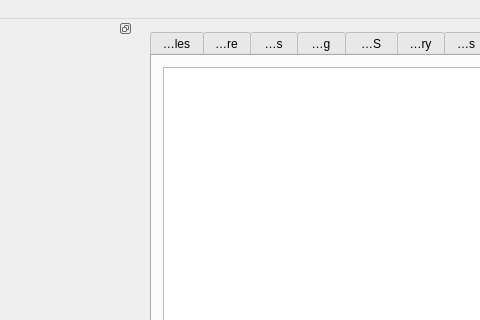
Before: the Qt Designer form gui/qt/mainwindow.ui in adriweb/CEmu, drawn with Qt 5; both pictures show x 307 to 787 and y 0 to 320 of the 1010 by 831 pixel window.
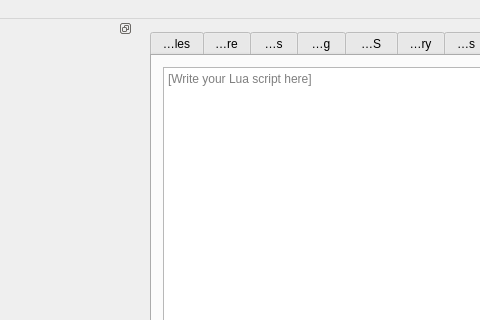
After: the same form once the commit is applied. The open tabs and pages were chosen to show the change. Icons and pictures are not drawn. Custom widgets are drawn as their Qt base class.

Commit message: [Lua] Reset/Reinit lua things before each run.

What changed in the file:
```diff
--- a/gui/qt/mainwindow.ui
+++ b/gui/qt/mainwindow.ui
@@ -7516,7 +7516,14 @@
      </attribute>
      <layout class="QVBoxLayout" name="verticalLayout_26">
       <item>
-       <widget class="QPlainTextEdit" name="luaScriptEditor"/>
+       <widget class="QPlainTextEdit" name="luaScriptEditor">
+        <property name="backgroundVisible">
+         <bool>false</bool>
+        </property>
+        <property name="placeholderText">
+         <string>[Write your Lua script here]</string>
+        </property>
+       </widget>
       </item>
       <item>
        <layout class="QHBoxLayout" name="horizontalLayout_27">
```
Left out of the diff: 2 changed lines with no effect on the pictures. The commit also changes 2 other files.
